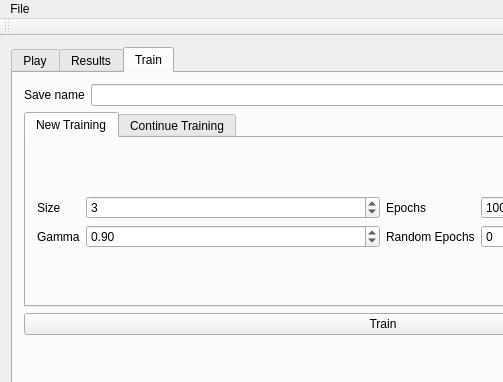
Above: TIPE_Hex_QT/mainwindow.ui from Phyronnaz/TIPE_Hex before the change; both pictures show x 0 to 503 and y 0 to 382 of the 766 by 805 pixel window. Below: the same form after it.
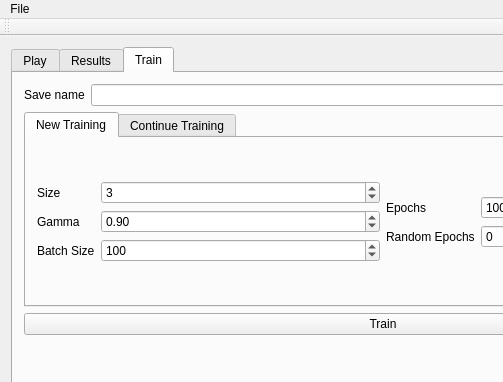
That is the form after the change. The open tabs and pages were chosen to show the change.

Commit message: Batch size

Patch:
```diff
--- a/TIPE_Hex_QT/mainwindow.ui
+++ b/TIPE_Hex_QT/mainwindow.ui
@@ -483,6 +483,32 @@
                   </property>
                  </widget>
                 </item>
+                <item row="2" column="0">
+                 <widget class="QLabel" name="label_3">
+                  <property name="text">
+                   <string>Batch Size</string>
+                  </property>
+                 </widget>
+                </item>
+                <item row="2" column="1">
+                 <widget class="QSpinBox" name="spinBoxBatchSize">
+                  <property name="minimum">
+                   <number>1</number>
+                  </property>
+                  <property name="maximum">
+                   <number>999999999</number>
+                  </property>
+                  <property name="singleStep">
+                   <number>10</number>
+                  </property>
+                  <property name="value">
+                   <number>100</number>
+                  </property>
+                  <property name="displayIntegerBase">
+                   <number>10</number>
+                  </property>
+                 </widget>
+                </item>
                </layout>
               </item>
               <item>
```
Left out of the diff: 2 changed lines with no effect on the pictures. The commit also changes 6 other files.
